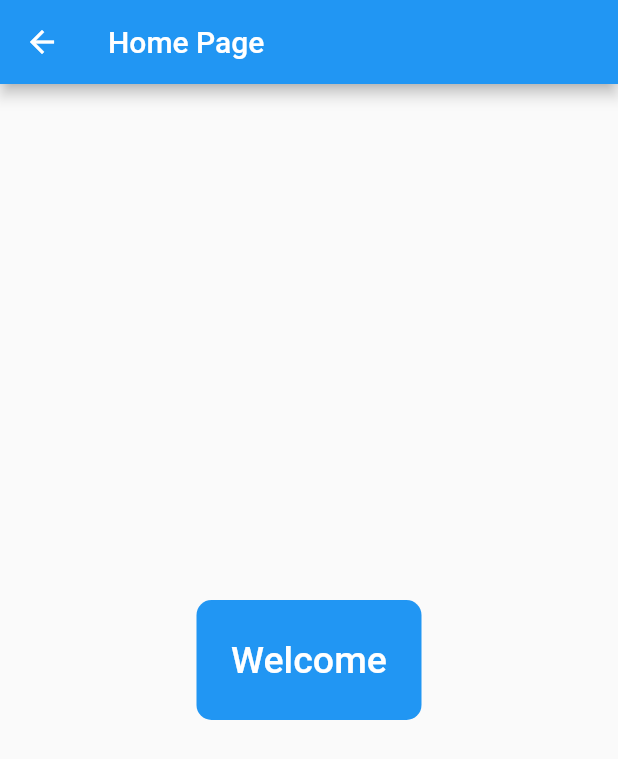
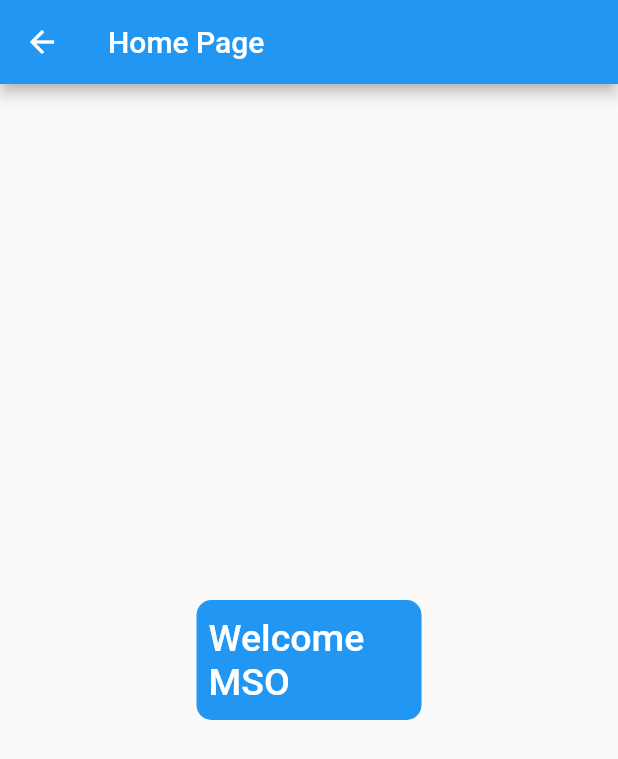
Before and after one commit to ttyen/msologin, a Flutter app: the HomePage screen opened directly, on a phone screen of 412 x 824 dp. Shown: the top 759 px of the screen. Run offline on Flutter 3.47's test engine with Material 2 defaults, Android fonts, the phone set to English and light mode, and no system bars.

Commit message:
update to pass waring

```diff
--- a/lib/HomePage.dart
+++ b/lib/HomePage.dart
@@ -1,7 +1,12 @@
+// ignore_for_file: file_names
+
 import 'package:flutter/material.dart';
 
 class HomePage extends StatefulWidget {
+  const HomePage({Key key}) : super(key: key);
+
   @override
+  // ignore: library_private_types_in_public_api
   _HomePageState createState() => _HomePageState();
 }
 
@@ -10,7 +15,7 @@ class _HomePageState extends State<HomePage> {
   Widget build(BuildContext context) {
     return Scaffold(
       appBar: AppBar(
-        title: Text('Home Page'),
+        title: const Text('Home Page'),
       ),
       body: Center(
         child: Container(
@@ -22,8 +27,8 @@ class _HomePageState extends State<HomePage> {
             onPressed: () {
               Navigator.pop(context);
             },
-            child: Text(
-              'Welcome',
+            child: const Text(
+              'Welcome MSO',
               style: TextStyle(color: Colors.white, fontSize: 25),
             ),
           ),
```
